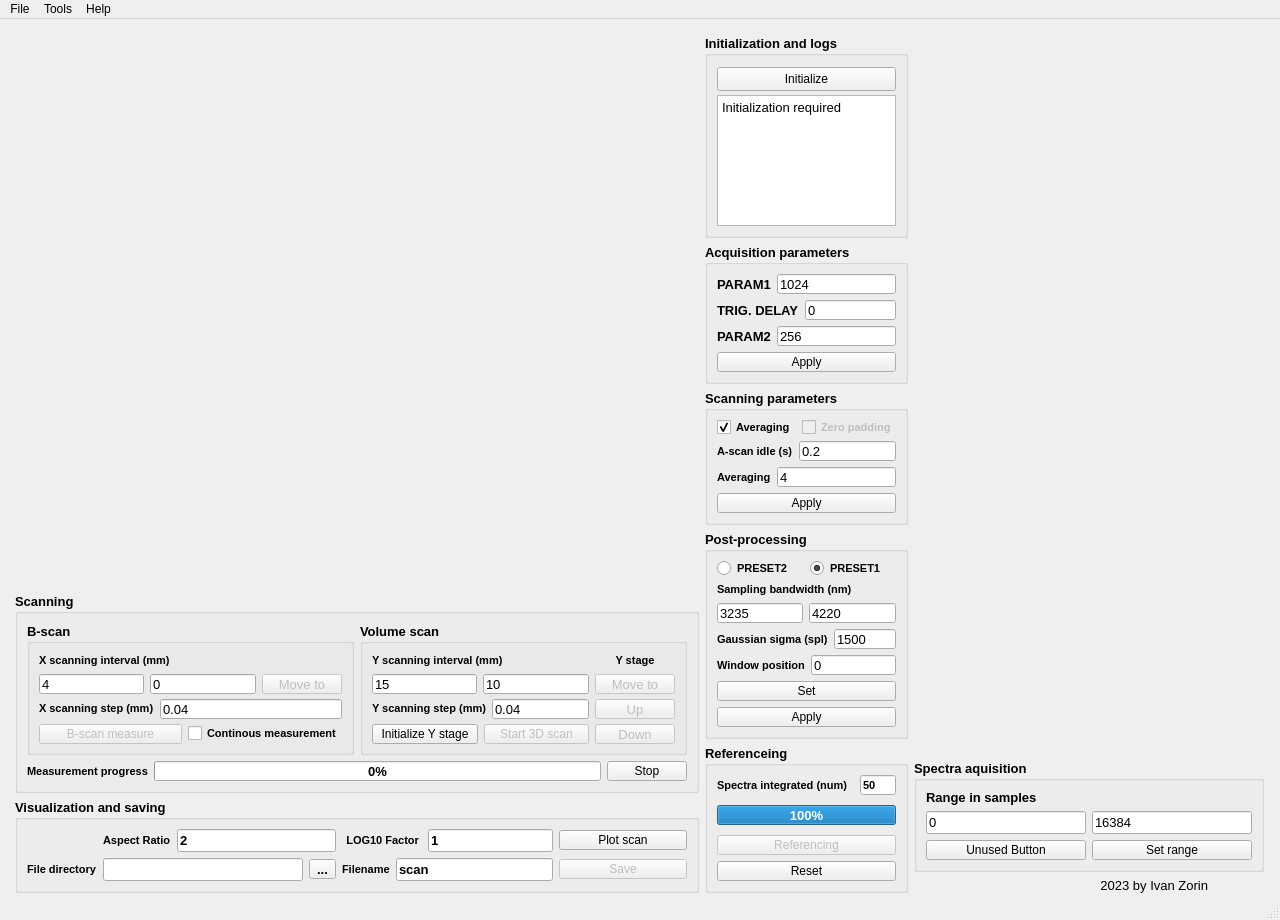
Above: uis/design_gui.ui from werefkin/oct-python-gui before the change. Below: the same form after it.
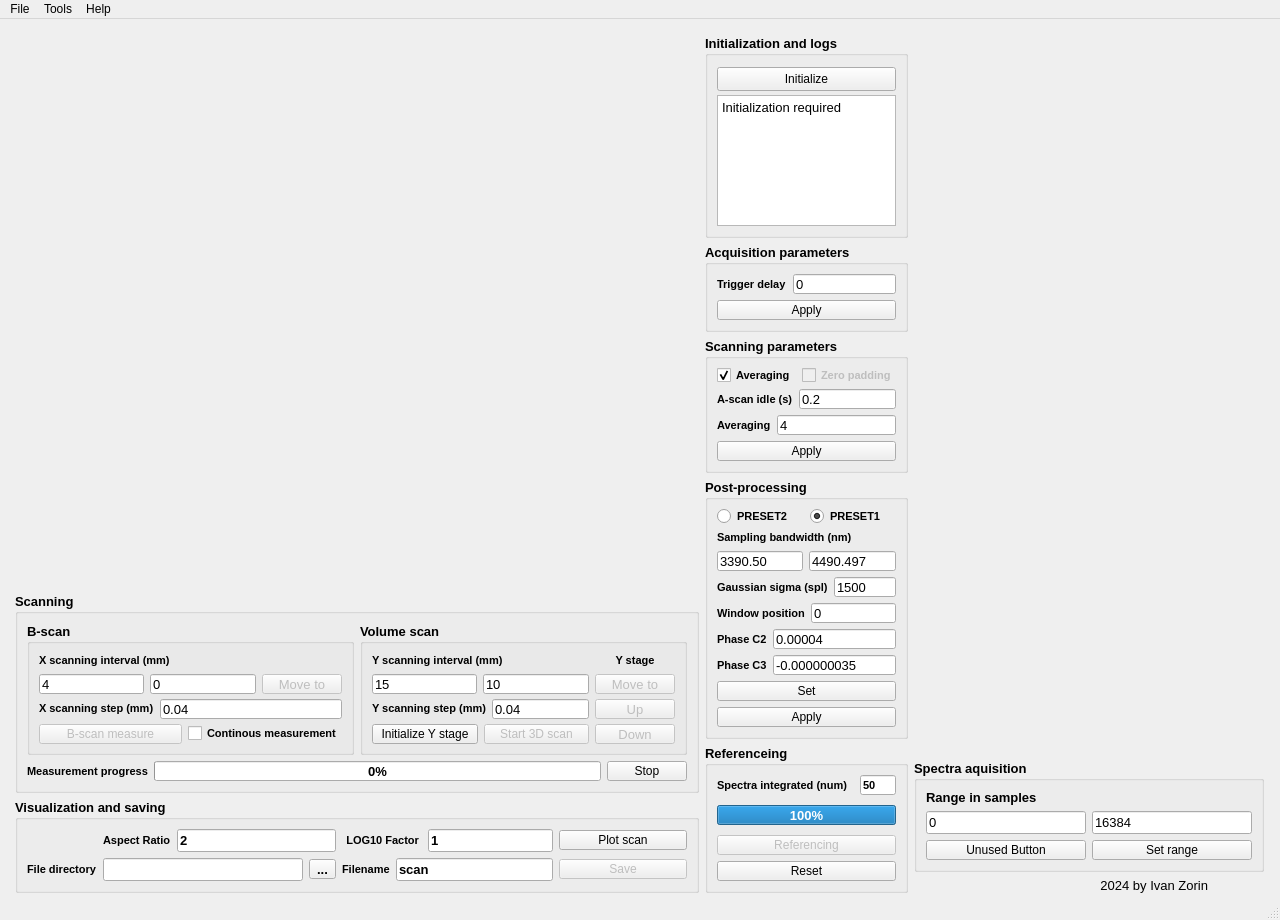
That is the form after the change. Icons and pictures are not drawn. Custom widgets are drawn as their Qt base class.

The edit to the form file:
```diff
--- a/uis/design_gui.ui
+++ b/uis/design_gui.ui
@@ -1419,61 +1419,6 @@
         <layout class="QVBoxLayout" name="verticalLayout_8">
          <item>
           <layout class="QVBoxLayout" name="verticalLayout_AcquisitionParameters">
-           <item>
-            <layout class="QHBoxLayout" name="horizontalLayout_Param1">
-             <item>
-              <widget class="QLabel" name="label_param1">
-               <property name="minimumSize">
-                <size>
-                 <width>0</width>
-                 <height>15</height>
-                </size>
-               </property>
-               <property name="font">
-                <font>
-                 <pointsize>10</pointsize>
-                 <weight>75</weight>
-                 <italic>false</italic>
-                 <bold>true</bold>
-                 <strikeout>false</strikeout>
-                </font>
-               </property>
-               <property name="styleSheet">
-                <string notr="true"/>
-               </property>
-               <property name="text">
-                <string>PARAM1</string>
-               </property>
-              </widget>
-             </item>
-             <item>
-              <widget class="QLineEdit" name="param1">
-               <property name="minimumSize">
-                <size>
-                 <width>0</width>
-                 <height>20</height>
-                </size>
-               </property>
-               <property name="font">
-                <font>
-                 <pointsize>10</pointsize>
-                 <weight>50</weight>
-                 <italic>false</italic>
-                 <bold>false</bold>
-                 <strikeout>false</strikeout>
-                 <kerning>false</kerning>
-                </font>
-               </property>
-               <property name="styleSheet">
-                <string notr="true"/>
-               </property>
-               <property name="text">
-                <string>1024</string>
-               </property>
-              </widget>
-             </item>
-            </layout>
-           </item>
            <item>
             <layout class="QHBoxLayout" name="horizontalLayout_TrigDelay">
              <item>
@@ -1486,7 +1431,7 @@
                </property>
                <property name="font">
                 <font>
-                 <pointsize>10</pointsize>
+                 <pointsize>8</pointsize>
                  <weight>75</weight>
                  <italic>false</italic>
                  <bold>true</bold>
@@ -1497,7 +1442,7 @@
                 <string notr="true"/>
                </property>
                <property name="text">
-                <string>TRIG. DELAY</string>
+                <string>Trigger delay</string>
                </property>
               </widget>
              </item>
@@ -1529,61 +1474,6 @@
              </item>
             </layout>
            </item>
-           <item>
-            <layout class="QHBoxLayout" name="horizontalLayout_param2">
-             <item>
-              <widget class="QLabel" name="label_param2">
-               <property name="minimumSize">
-                <size>
-                 <width>0</width>
-                 <height>15</height>
-                </size>
-               </property>
-               <property name="font">
-                <font>
-                 <pointsize>10</pointsize>
-                 <weight>75</weight>
-                 <italic>false</italic>
-                 <bold>true</bold>
-                 <strikeout>false</strikeout>
-                </font>
-               </property>
-               <property name="styleSheet">
-                <string notr="true"/>
-               </property>
-               <property name="text">
-                <string>PARAM2</string>
-               </property>
-              </widget>
-             </item>
-             <item>
-              <widget class="QLineEdit" name="param2">
-               <property name="minimumSize">
-                <size>
-                 <width>0</width>
-                 <height>20</height>
-                </size>
-               </property>
-               <property name="font">
-                <font>
-                 <pointsize>10</pointsize>
-                 <weight>50</weight>
-                 <italic>false</italic>
-                 <bold>false</bold>
-                 <strikeout>false</strikeout>
-                 <kerning>false</kerning>
-                </font>
-               </property>
-               <property name="styleSheet">
-                <string notr="true"/>
-               </property>
-               <property name="text">
-                <string>256</string>
-               </property>
-              </widget>
-             </item>
-            </layout>
-           </item>
            <item>
             <widget class="QPushButton" name="ApplyButton">
              <property name="sizePolicy">
@@ -2034,7 +1924,7 @@
                 <string notr="true"/>
                </property>
                <property name="text">
-                <string>3235</string>
+                <string>3390.50</string>
                </property>
               </widget>
              </item>
@@ -2059,7 +1949,7 @@
                 <string notr="true"/>
                </property>
                <property name="text">
-                <string>4220</string>
+                <string>4490.497</string>
                </property>
               </widget>
              </item>
@@ -2173,6 +2063,116 @@
              </item>
             </layout>
            </item>
+           <item>
+            <layout class="QHBoxLayout" name="horizontalLayout_param2">
+             <item>
+              <widget class="QLabel" name="label_param2">
+               <property name="minimumSize">
+                <size>
+                 <width>0</width>
+                 <height>15</height>
+                </size>
+               </property>
+               <property name="font">
+                <font>
+                 <pointsize>8</pointsize>
+                 <weight>75</weight>
+                 <italic>false</italic>
+                 <bold>true</bold>
+                 <strikeout>false</strikeout>
+                </font>
+               </property>
+               <property name="styleSheet">
+                <string notr="true"/>
+               </property>
+               <property name="text">
+                <string>Phase C2</string>
+               </property>
+              </widget>
+             </item>
+             <item>
+              <widget class="QLineEdit" name="param1">
+               <property name="minimumSize">
+                <size>
+                 <width>0</width>
+                 <height>20</height>
+                </size>
+               </property>
+               <property name="font">
+                <font>
+                 <pointsize>10</pointsize>
+                 <weight>50</weight>
+                 <italic>false</italic>
+                 <bold>false</bold>
+                 <strikeout>false</strikeout>
+                 <kerning>false</kerning>
+                </font>
+               </property>
+               <property name="styleSheet">
+                <string notr="true"/>
+               </property>
+               <property name="text">
+                <string>0.00004</string>
+               </property>
+              </widget>
+             </item>
+            </layout>
+           </item>
+           <item>
+            <layout class="QHBoxLayout" name="horizontalLayout_Param1">
+             <item>
+              <widget class="QLabel" name="label_param1">
+               <property name="minimumSize">
+                <size>
+                 <width>0</width>
+                 <height>15</height>
+                </size>
+               </property>
+               <property name="font">
+                <font>
+                 <pointsize>8</pointsize>
+                 <weight>75</weight>
+                 <italic>false</italic>
+                 <bold>true</bold>
+                 <strikeout>false</strikeout>
+                </font>
+               </property>
+               <property name="styleSheet">
+                <string notr="true"/>
+               </property>
+               <property name="text">
+                <string>Phase C3</string>
+               </property>
+              </widget>
+             </item>
+             <item>
+              <widget class="QLineEdit" name="param2">
+               <property name="minimumSize">
+                <size>
+                 <width>0</width>
+                 <height>20</height>
+                </size>
+               </property>
+               <property name="font">
+                <font>
+                 <pointsize>10</pointsize>
+                 <weight>50</weight>
+                 <italic>false</italic>
+                 <bold>false</bold>
+                 <strikeout>false</strikeout>
+                 <kerning>false</kerning>
+                </font>
+               </property>
+               <property name="styleSheet">
+                <string notr="true"/>
+               </property>
+               <property name="text">
+                <string>-0.000000035</string>
+               </property>
+              </widget>
+             </item>
+            </layout>
+           </item>
            <item>
             <widget class="QPushButton" name="SetProcParamsButton">
              <property name="sizePolicy">
@@ -2772,7 +2772,7 @@
              <string notr="true"/>
             </property>
             <property name="text">
-             <string>2023 by Ivan Zorin</string>
+             <string>2024 by Ivan Zorin</string>
             </property>
             <property name="textFormat">
              <enum>Qt::PlainText</enum>
```
